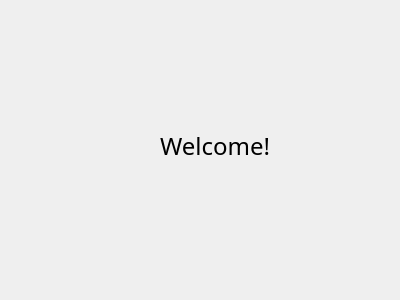
First picture: the form in assignment9/welcomescreen.ui, repository UofU-CS3505/cs3505-assignment9-Figodes, before the edit.
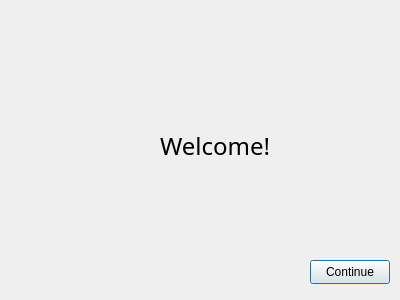
Second picture: the form after the edit.

Commit message:
mainwindow won't appear until welcome screen is closed
i have this commented out for the sake of testing easier tho.

Patch:
```diff
--- a/assignment9/welcomescreen.ui
+++ b/assignment9/welcomescreen.ui
@@ -32,6 +32,19 @@
     <string>Welcome!</string>
    </property>
   </widget>
+  <widget class="QPushButton" name="continueButton">
+   <property name="geometry">
+    <rect>
+     <x>310</x>
+     <y>260</y>
+     <width>80</width>
+     <height>24</height>
+    </rect>
+   </property>
+   <property name="text">
+    <string>Continue</string>
+   </property>
+  </widget>
  </widget>
  <resources/>
  <connections/>
```
The commit also changes 4 other files.
